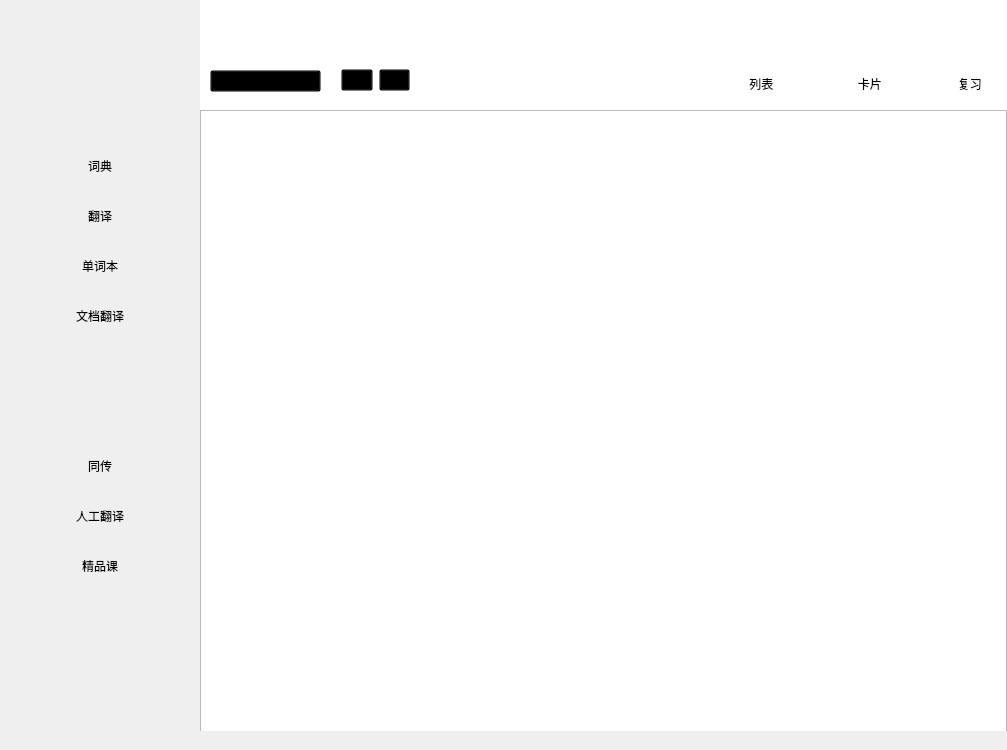
The window that mainwindow.ui (huangshangi/dict) describes before a commit, drawn with Qt 5.
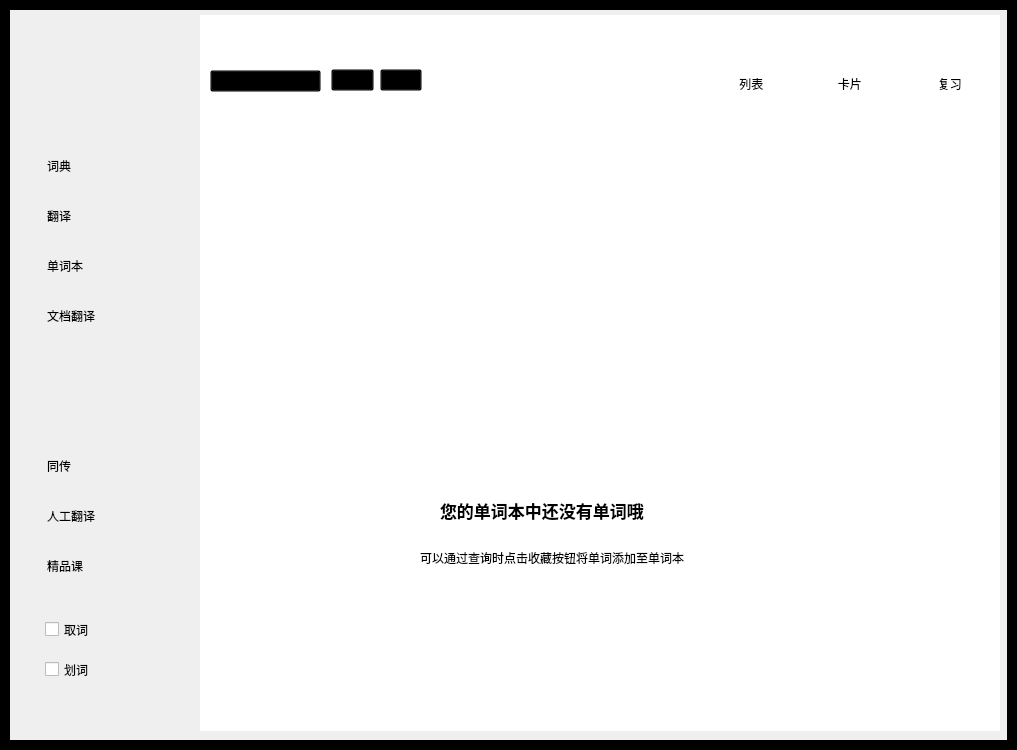
The same window after the commit. The open tabs and pages were chosen to show the change. Icons and pictures are not drawn.

```diff
--- a/mainwindow.ui
+++ b/mainwindow.ui
@@ -6,20 +6,33 @@
    <rect>
     <x>0</x>
     <y>0</y>
-    <width>1007</width>
+    <width>1017</width>
     <height>750</height>
    </rect>
   </property>
   <property name="windowTitle">
    <string>MainWindow</string>
   </property>
+  <property name="autoFillBackground">
+   <bool>false</bool>
+  </property>
+  <property name="styleSheet">
+   <string notr="true">QMainWindow#MainWindow{
+	border:10px solid black;
+
+
+}</string>
+  </property>
   <widget class="QWidget" name="centralWidget">
+   <property name="styleSheet">
+    <string notr="true"/>
+   </property>
    <widget class="QStackedWidget" name="stackedWidget">
     <property name="geometry">
      <rect>
       <x>200</x>
       <y>50</y>
-      <width>921</width>
+      <width>800</width>
       <height>681</height>
      </rect>
     </property>
@@ -832,8 +845,8 @@
        <rect>
         <x>0</x>
         <y>60</y>
-        <width>811</width>
-        <height>691</height>
+        <width>790</width>
+        <height>615</height>
        </rect>
       </property>
       <property name="styleSheet">
@@ -842,7 +855,7 @@
 }</string>
       </property>
       <property name="currentIndex">
-       <number>0</number>
+       <number>3</number>
       </property>
       <widget class="QWidget" name="tab_note_list">
        <widget class="QListWidget" name="tab_note_list_listwidget">
@@ -850,8 +863,8 @@
          <rect>
           <x>0</x>
           <y>0</y>
-          <width>807</width>
-          <height>671</height>
+          <width>790</width>
+          <height>615</height>
          </rect>
         </property>
         <property name="styleSheet">
@@ -1350,11 +1363,134 @@
         </widget>
        </widget>
       </widget>
+      <widget class="QWidget" name="tab_note_no_dict">
+       <property name="styleSheet">
+        <string notr="true">#tab_note_no{
+	
+	background-color: rgb(247,247,247);
+	
+	
+
+}</string>
+       </property>
+       <widget class="QLabel" name="label">
+        <property name="geometry">
+         <rect>
+          <x>240</x>
+          <y>220</y>
+          <width>271</width>
+          <height>161</height>
+         </rect>
+        </property>
+        <property name="styleSheet">
+         <string notr="true">QLabel{
+	background-color:transparent;
+	border-image: url(:/images/pic3.png);
+}	</string>
+        </property>
+        <property name="text">
+         <string/>
+        </property>
+       </widget>
+       <widget class="QLabel" name="label_2">
+        <property name="geometry">
+         <rect>
+          <x>240</x>
+          <y>380</y>
+          <width>321</width>
+          <height>41</height>
+         </rect>
+        </property>
+        <property name="font">
+         <font>
+          <pointsize>13</pointsize>
+          <weight>75</weight>
+          <bold>true</bold>
+         </font>
+        </property>
+        <property name="text">
+         <string>您的单词本中还没有单词哦</string>
+        </property>
+        <property name="textFormat">
+         <enum>Qt::AutoText</enum>
+        </property>
+       </widget>
+       <widget class="QLabel" name="label_3">
+        <property name="geometry">
+         <rect>
+          <x>220</x>
+          <y>440</y>
+          <width>351</width>
+          <height>16</height>
+         </rect>
+        </property>
+        <property name="text">
+         <string>可以通过查询时点击收藏按钮将单词添加至单词本</string>
+        </property>
+       </widget>
+      </widget>
+      <widget class="QWidget" name="tab_note_no_review_dict">
+       <widget class="QLabel" name="label_4">
+        <property name="geometry">
+         <rect>
+          <x>220</x>
+          <y>380</y>
+          <width>321</width>
+          <height>41</height>
+         </rect>
+        </property>
+        <property name="font">
+         <font>
+          <pointsize>13</pointsize>
+          <weight>75</weight>
+          <bold>true</bold>
+         </font>
+        </property>
+        <property name="text">
+         <string>您没有单词在复习计划中哦</string>
+        </property>
+        <property name="textFormat">
+         <enum>Qt::AutoText</enum>
+        </property>
+       </widget>
+       <widget class="QLabel" name="label_7">
+        <property name="geometry">
+         <rect>
+          <x>200</x>
+          <y>440</y>
+          <width>351</width>
+          <height>16</height>
+         </rect>
+        </property>
+        <property name="text">
+         <string>单词列表中右键-加入复习即可将单词加入复习计划</string>
+        </property>
+       </widget>
+       <widget class="QLabel" name="label_8">
+        <property name="geometry">
+         <rect>
+          <x>220</x>
+          <y>220</y>
+          <width>271</width>
+          <height>161</height>
+         </rect>
+        </property>
+        <property name="styleSheet">
+         <string notr="true">QLabel{
+	background-color:transparent;
+	border-image: url(:/images/noword.png);
+}	</string>
+        </property>
+        <property name="text">
+         <string/>
+        </property>
+       </widget>
+      </widget>
      </widget>
      <widget class="QPushButton" name="tab_note_button_review">
       <property name="geometry">
        <rect>
-        <x>720</x>
+        <x>700</x>
         <y>20</y>
         <width>93</width>
         <height>28</height>
@@ -1389,12 +1525,89 @@
        <bool>false</bool>
       </property>
      </widget>
+     <widget class="QPushButton" name="tab_note_button_card">
+      <property name="geometry">
+       <rect>
+        <x>600</x>
+        <y>20</y>
+        <width>93</width>
+        <height>28</height>
+       </rect>
+      </property>
+      <property name="styleSheet">
+       <string notr="true">#tab_note_button_card{
+	
+	border-image: url(:/images/wb-card-normal.png);
+	border:none;
+}
+
+#tab_note_button_card::hover{
+	
+	border-image: url(:/images/wb-card-hover.png);
+	border:none;
+}
+
+
+#tab_note_button_card::checked{
+	
+	border-image: url(:/images/wb-card-hover.png);
+	border:none;
+}</string>
+      </property>
+      <property name="text">
+       <string>  卡片</string>
+      </property>
+      <property name="checkable">
+       <bool>true</bool>
+      </property>
+      <property name="checked">
+       <bool>false</bool>
+      </property>
+     </widget>
+     <widget class="QPushButton" name="tab_note_button_list">
+      <property name="geometry">
+       <rect>
+        <x>500</x>
+        <y>20</y>
+        <width>93</width>
+        <height>28</height>
+       </rect>
+      </property>
+      <property name="styleSheet">
+       <string notr="true">#tab_note_button_list{
+	
+	border-image: url(:/images/wb-list-normal.png);
+	border:none;
+}
+
+#tab_note_button_list::hover{
+	
+	border-image: url(:/images/wb-list-hover.png);
+	border:none;
+}
+
+#tab_note_button_list::checked{
+	
+	border-image: url(:/images/wb-list-hover.png);
+	border:none;
+}</string>
+      </property>
+      <property name="text">
+       <string>   列表</string>
+      </property>
+      <property name="checkable">
+       <bool>true</bool>
+      </property>
+      <property name="checked">
+       <bool>false</bool>
+      </property>
+     </widget>
      <widget class="QStackedWidget" name="dict_tarbar_widgetedWidget">
       <property name="geometry">
        <rect>
-        <x>130</x>
+        <x>120</x>
         <y>5</y>
-        <width>360</width>
+        <width>320</width>
         <height>50</height>
        </rect>
       </property>
@@ -1571,7 +1784,7 @@
          <rect>
           <x>0</x>
           <y>0</y>
-          <width>91</width>
+          <width>113</width>
           <height>51</height>
          </rect>
         </property>
@@ -1684,83 +1897,6 @@
        </widget>
       </widget>
      </widget>
-     <widget class="QPushButton" name="tab_note_button_card">
-      <property name="geometry">
-       <rect>
-        <x>620</x>
-        <y>20</y>
-        <width>93</width>
-        <height>28</height>
-       </rect>
-      </property>
-      <property name="styleSheet">
-       <string notr="true">#tab_note_button_card{
-	
-	border-image: url(:/images/wb-card-normal.png);
-	border:none;
-}
-
-#tab_note_button_card::hover{
-	
-	border-image: url(:/images/wb-card-hover.png);
-	border:none;
-}
-
-
-#tab_note_button_card::checked{
-	
-	border-image: url(:/images/wb-card-hover.png);
-	border:none;
-}</string>
-      </property>
-      <property name="text">
-       <string>  卡片</string>
-      </property>
-      <property name="checkable">
-       <bool>true</bool>
-      </property>
-      <property name="checked">
-       <bool>false</bool>
-      </property>
-     </widget>
-     <widget class="QPushButton" name="tab_note_button_list">
-      <property name="geometry">
-       <rect>
-        <x>510</x>
-        <y>20</y>
-        <width>93</width>
-        <height>28</height>
-       </rect>
-      </property>
-      <property name="styleSheet">
-       <string notr="true">#tab_note_button_list{
-	
-	border-image: url(:/images/wb-list-normal.png);
-	border:none;
-}
-
-#tab_note_button_list::hover{
-	
-	border-image: url(:/images/wb-list-hover.png);
-	border:none;
-}
-
-#tab_note_button_list::checked{
-	
-	border-image: url(:/images/wb-list-hover.png);
-	border:none;
-}</string>
-      </property>
-      <property name="text">
-       <string>   列表</string>
-      </property>
-      <property name="checkable">
-       <bool>true</bool>
-      </property>
-      <property name="checked">
-       <bool>false</bool>
-      </property>
-     </widget>
      <zorder>dict_stackedWidget</zorder>
      <zorder>tab_note_button_review</zorder>
      <zorder>dict_tarbar_widgetedWidget</zorder>
@@ -1876,7 +2012,7 @@
     <widget class="QPushButton" name="button_dict">
      <property name="geometry">
       <rect>
-       <x>0</x>
+       <x>2</x>
        <y>0</y>
        <width>200</width>
        <height>52</height>
@@ -1887,11 +2023,25 @@
      </property>
      <property name="styleSheet">
       <string notr="true">QPushButton{
-	
+	padding-left:45px;
+	text-align:left;
 	background-color: transparent;
 	border:none;
 
-}</string>
+}
+
+QPushButton::checked{
+    color:#f00;
+    background-color:#F1E7E6;
+    border:none;
+}
+
+
+QPushButton::hover{
+    color:#f00;
+	
+    border:none;
+    }</string>
      </property>
      <property name="text">
       <string>词典</string>
@@ -1914,7 +2064,7 @@
     <widget class="QPushButton" name="button_interpret">
      <property name="geometry">
       <rect>
-       <x>0</x>
+       <x>2</x>
        <y>300</y>
        <width>200</width>
        <height>52</height>
@@ -1922,11 +2072,25 @@
      </property>
      <property name="styleSheet">
       <string notr="true">QPushButton{
-	
+	padding-left:45px;
+	text-align:left;
 	background-color: transparent;
 	border:none;
 
-}</string>
+}
+
+QPushButton::checked{
+    color:#f00;
+    background-color:#F1E7E6;
+    border:none;
+}
+
+
+QPushButton::hover{
+    color:#f00;
+	
+    border:none;
+    }</string>
      </property>
      <property name="text">
       <string>同传</string>
@@ -1944,7 +2108,7 @@
     <widget class="QPushButton" name="button_doc">
      <property name="geometry">
       <rect>
-       <x>0</x>
+       <x>2</x>
        <y>150</y>
        <width>200</width>
        <height>52</height>
@@ -1952,11 +2116,25 @@
      </property>
      <property name="styleSheet">
       <string notr="true">QPushButton{
-	
+	padding-left:45px;
+	text-align:left;
 	background-color: transparent;
 	border:none;
 
-}</string>
+}
+
+QPushButton::checked{
+    color:#f00;
+    background-color:#F1E7E6;
+    border:none;
+}
+
+
+QPushButton::hover{
+    color:#f00;
+	
+    border:none;
+    }</string>
      </property>
      <property name="text">
       <string>文档翻译</string>
@@ -1974,7 +2152,7 @@
     <widget class="QPushButton" name="button_tran">
      <property name="geometry">
       <rect>
-       <x>0</x>
+       <x>2</x>
        <y>50</y>
        <width>200</width>
        <height>52</height>
@@ -1982,11 +2160,25 @@
      </property>
      <property name="styleSheet">
       <string notr="true">QPushButton{
-	
+	padding-left:45px;
+	text-align:left;
 	background-color: transparent;
 	border:none;
 
-}</string>
+}
+
+QPushButton::checked{
+    color:#f00;
+    background-color:#F1E7E6;
+    border:none;
+}
+
+
+QPushButton::hover{
+    color:#f00;
+	
+    border:none;
+    }</string>
      </property>
      <property name="text">
       <string>翻译</string>
@@ -2004,7 +2196,7 @@
     <widget class="QPushButton" name="button_person">
      <property name="geometry">
       <rect>
-       <x>0</x>
+       <x>2</x>
        <y>350</y>
        <width>200</width>
        <height>52</height>
@@ -2012,11 +2204,25 @@
      </property>
      <property name="styleSheet">
       <string notr="true">QPushButton{
-	
+	padding-left:45px;
+	text-align:left;
 	background-color: transparent;
 	border:none;
 
-}</string>
+}
+
+QPushButton::checked{
+    color:#f00;
+    background-color:#F1E7E6;
+    border:none;
+}
+
+
+QPushButton::hover{
+    color:#f00;
+	
+    border:none;
+    }</string>
      </property>
      <property name="text">
       <string>人工翻译</string>
@@ -2034,7 +2240,7 @@
     <widget class="QPushButton" name="button_note">
      <property name="geometry">
       <rect>
-       <x>0</x>
+       <x>2</x>
        <y>100</y>
        <width>200</width>
        <height>52</height>
@@ -2042,11 +2248,25 @@
      </property>
      <property name="styleSheet">
       <string notr="true">QPushButton{
-	
+	padding-left:45px;
+	text-align:left;
 	background-color: transparent;
 	border:none;
 
-}</string>
+}
+
+QPushButton::checked{
+    color:#f00;
+    background-color:#F1E7E6;
+    border:none;
+}
+
+
+QPushButton::hover{
+    color:#f00;
+	
+    border:none;
+    }</string>
      </property>
      <property name="text">
       <string>单词本</string>
@@ -2064,7 +2284,7 @@
     <widget class="QPushButton" name="button_class">
      <property name="geometry">
       <rect>
-       <x>0</x>
+       <x>2</x>
        <y>400</y>
        <width>200</width>
        <height>52</height>
@@ -2072,11 +2292,25 @@
      </property>
      <property name="styleSheet">
       <string notr="true">QPushButton{
-	
+	padding-left:45px;
+	text-align:left;
 	background-color: transparent;
 	border:none;
 
-}</string>
+}
+
+QPushButton::checked{
+    color:#f00;
+    background-color:#F1E7E6;
+    border:none;
+}
+
+
+QPushButton::hover{
+    color:#f00;
+	
+    border:none;
+    }</string>
      </property>
      <property name="text">
       <string>精品课</string>
@@ -2133,8 +2367,8 @@
     <property name="geometry">
      <rect>
       <x>200</x>
-      <y>0</y>
-      <width>921</width>
+      <y>15</y>
+      <width>800</width>
       <height>51</height>
      </rect>
     </property>
@@ -2147,8 +2381,8 @@
     <widget class="QStackedWidget" name="stackwidget_title">
      <property name="geometry">
       <rect>
-       <x>20</x>
-       <y>0</y>
+       <x>10</x>
+       <y>10</y>
        <width>471</width>
        <height>41</height>
       </rect>
@@ -2410,7 +2644,7 @@
     <widget class="QPushButton" name="button_close">
      <property name="geometry">
       <rect>
-       <x>780</x>
+       <x>770</x>
        <y>10</y>
        <width>20</width>
        <height>20</height>
@@ -2451,7 +2685,7 @@
     <widget class="QPushButton" name="button_mini">
      <property name="geometry">
       <rect>
-       <x>660</x>
+       <x>650</x>
        <y>10</y>
        <width>20</width>
        <height>20</height>
@@ -2481,7 +2715,7 @@
     <widget class="QStackedWidget" name="stackedWidget_maxmin">
      <property name="geometry">
       <rect>
-       <x>740</x>
+       <x>730</x>
        <y>10</y>
        <width>21</width>
        <height>21</height>
@@ -2594,7 +2828,7 @@
     <widget class="QPushButton" name="button_min">
      <property name="geometry">
       <rect>
-       <x>700</x>
+       <x>690</x>
        <y>10</y>
        <width>20</width>
        <height>20</height>
@@ -2633,10 +2867,10 @@
     <widget class="QPushButton" name="button_setting">
      <property name="geometry">
       <rect>
-       <x>630</x>
+       <x>620</x>
        <y>20</y>
-       <width>10</width>
-       <height>10</height>
+       <width>8</width>
+       <height>8</height>
       </rect>
      </property>
      <property name="styleSheet">
@@ -2667,6 +2901,33 @@
     <zorder>button_min</zorder>
     <zorder>button_setting</zorder>
     <zorder>button_close</zorder>
+    <zorder>pushButton</zorder>
+   </widget>
+   <widget class="QCheckBox" name="checkBox_takeword">
+    <property name="geometry">
+     <rect>
+      <x>45</x>
+      <y>620</y>
+      <width>91</width>
+      <height>19</height>
+     </rect>
+    </property>
+    <property name="text">
+     <string>取词</string>
+    </property>
+   </widget>
+   <widget class="QCheckBox" name="checkBox_underline">
+    <property name="geometry">
+     <rect>
+      <x>45</x>
+      <y>660</y>
+      <width>91</width>
+      <height>19</height>
+     </rect>
+    </property>
+    <property name="text">
+     <string>划词</string>
+    </property>
    </widget>
   </widget>
  </widget>
```
Left out of the diff: 198 changed lines with no effect on the pictures.
